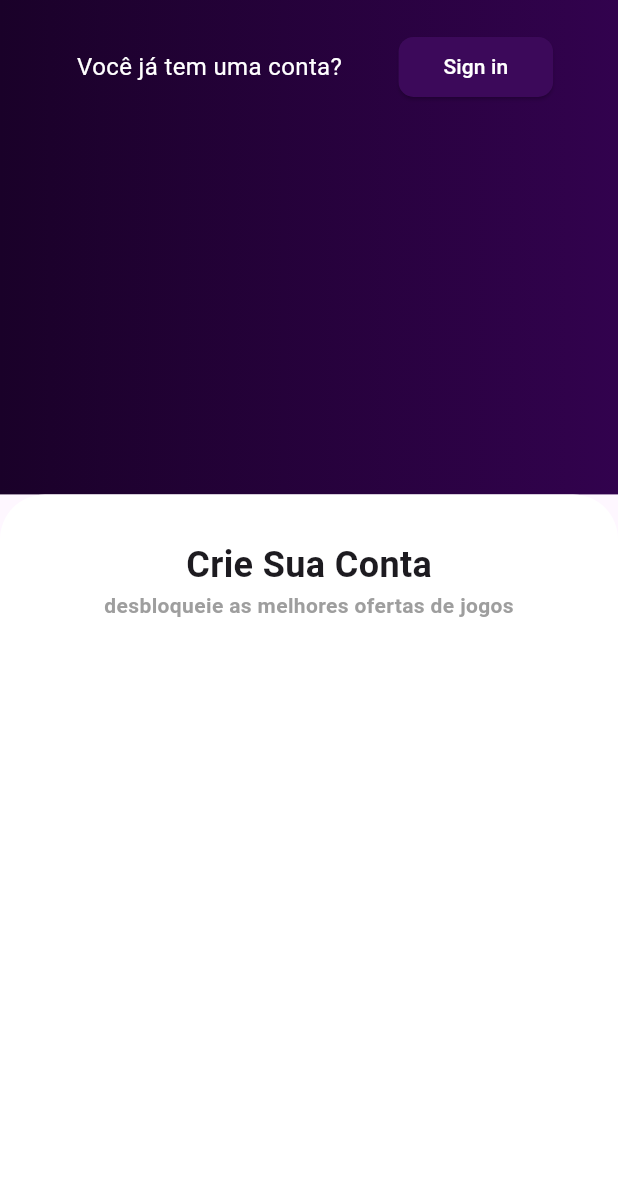
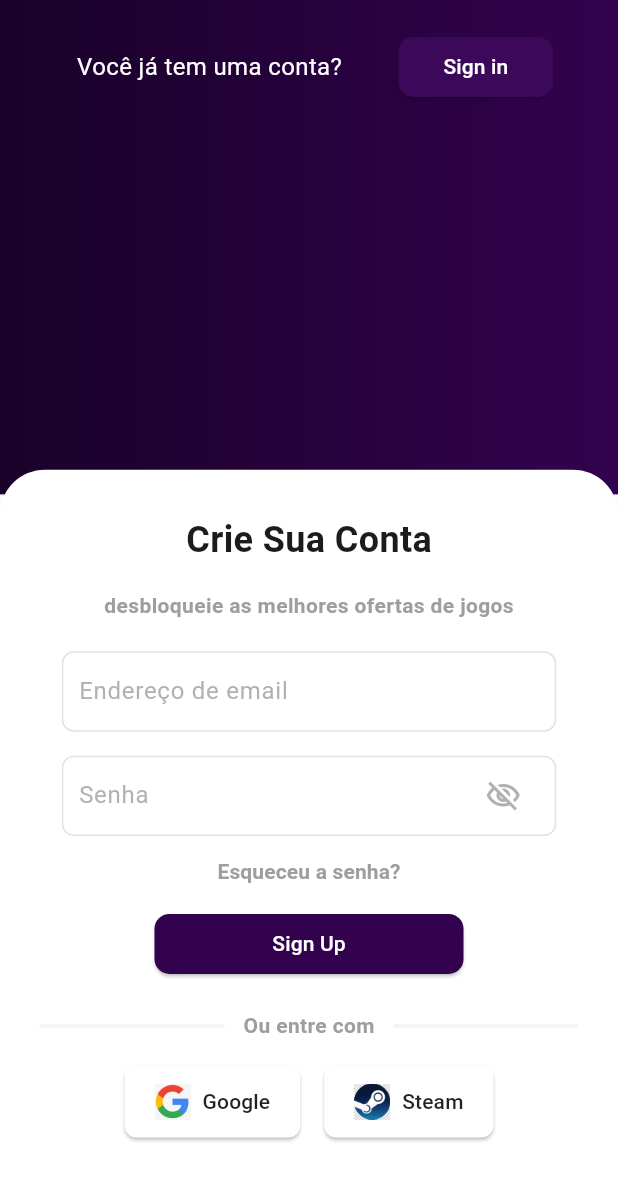
Before and after one commit to MatRogax/gameUnlocker, a Flutter app: the screen it shows after launch, on a phone screen of 412 x 824 dp. Shown: the top 1181 px of the screen. Run offline on Flutter 3.47's test engine with Material 3 defaults, Android fonts, the phone set to English and light mode, and no system bars.

Commit message:
style: estilização da pagina de login

```diff
--- /dev/null
+++ b/lib/login/pages/home_page.dart
@@ -0,0 +1,83 @@
+import 'package:flutter/material.dart';
+import 'package:game_unlockerapp/login/widgets/appbar_widget.dart';
+
+class HomePage extends StatefulWidget {
+  const HomePage({super.key});
+
+  @override
+  State<HomePage> createState() => _HomePageState();
+}
+
+class _HomePageState extends State<HomePage> {
+  @override
+  Widget build(BuildContext context) {
+    Size size = MediaQuery.of(context).size;
+    return Scaffold(
+      body: SizedBox(
+        width: double.infinity,
+        height: size.height,
+        child: Stack(
+          children: [
+            const Appbar(),
+            Positioned(
+              bottom: 0,
+              left: 0,
+              right: 0,
+              child: Container(
+                padding: const EdgeInsets.symmetric(
+                  horizontal: 20,
+                  vertical: 30,
+                ),
+                width: double.infinity,
+                height: size.height * 0.6,
+                decoration: const BoxDecoration(
+                  color: Colors.white,
+                  borderRadius: BorderRadius.vertical(top: Radius.circular(30)),
+                ),
+                child: const SingleChildScrollView(
+                  scrollDirection: Axis.vertical,
+                  child: SizedBox(
+                    child: Column(
+                      crossAxisAlignment: CrossAxisAlignment.start,
+                      children: [
+                        Column(
+                          children: [
+                            Row(
+                              mainAxisAlignment: MainAxisAlignment.center,
+                              children: [
+                                Text(
+                                  "Crie Sua Conta",
+                                  style: TextStyle(
+                                    fontSize: 24,
+                                    fontWeight: FontWeight.bold,
+                                  ),
+                                ),
+                              ],
+                            ),
+                            Row(
+                              mainAxisAlignment: MainAxisAlignment.center,
+                              children: [
+                                Text(
+                                  "desbloqueie as melhores ofertas de jogos",
+                                  style: TextStyle(
+                                    fontSize: 14,
+                                    color: Colors.grey,
+                                    fontWeight: FontWeight.bold,
+                                  ),
+                                ),
+                              ],
+                            ),
+                          ],
+                        ),
+                      ],
+                    ),
+                  ),
+                ),
+              ),
+            ),
+          ],
+        ),
+      ),
+    );
+  }
+}
--- a/lib/login/pages/login_page.dart
+++ b/lib/login/pages/login_page.dart
@@ -1,7 +1,7 @@
-import 'package:flutter/cupertino.dart';
 import 'package:flutter/material.dart';
-import 'package:flutter/widgets.dart';
 import 'package:game_unlockerapp/login/widgets/appbar_widget.dart';
+import 'package:game_unlockerapp/login/widgets/login_widget.dart';
+import 'package:game_unlockerapp/utils/constants.dart';
 
 class LoginPage extends StatefulWidget {
   const LoginPage({super.key});
@@ -18,7 +18,7 @@ class _LoginPageState extends State<LoginPage> {
       child: Scaffold(
         body: SizedBox(
           width: double.infinity,
-          height: size.height,
+          height: size.height * 2,
           child: Stack(
             children: [
               const Appbar(),
@@ -26,41 +26,40 @@ class _LoginPageState extends State<LoginPage> {
                 bottom: 0,
                 left: 0,
                 right: 0,
+                child: SizedBox(
+                  height: size.height * 0.62,
                   child: Container(
                     padding: const EdgeInsets.symmetric(
                       horizontal: 20,
                       vertical: 30,
                     ),
                     width: double.infinity,
-                  height: size.height * 0.6,
+                    height: size.height * 0.5,
                     decoration: const BoxDecoration(
                       color: Colors.white,
                       borderRadius: BorderRadius.vertical(top: Radius.circular(30)),
                     ),
-                  child: const SingleChildScrollView(
+                    child: SingleChildScrollView(
                       scrollDirection: Axis.vertical,
                       child: SizedBox(
+                        height: size.height * 0.6,
                         child: Column(
-                        crossAxisAlignment: CrossAxisAlignment.start,
                           children: [
                             Column(
                               children: [
-                              Row(
-                                mainAxisAlignment: MainAxisAlignment.center,
-                                children: [
-                                  Text(
+                                const Text(
                                   "Crie Sua Conta",
                                   style: TextStyle(
                                     fontSize: 24,
                                     fontWeight: FontWeight.bold,
                                   ),
                                 ),
-                                ],
+                                Padding(
+                                  padding: EdgeInsets.only(
+                                    top: size.height * 0.02,
+                                    bottom: size.height * 0.025,
                                   ),
-                              Row(
-                                mainAxisAlignment: MainAxisAlignment.center,
-                                children: [
-                                  Text(
+                                  child: Text(
                                     "desbloqueie as melhores ofertas de jogos",
                                     style: TextStyle(
                                       fontSize: 14,
@@ -68,11 +67,12 @@ class _LoginPageState extends State<LoginPage> {
                                       fontWeight: FontWeight.bold,
                                     ),
                                   ),
+                                ),
+                                const WidgetLoginForm(),
                               ],
                             ),
                           ],
                         ),
-                        ],
                       ),
                     ),
                   ),
--- /dev/null
+++ b/lib/login/widgets/formfield_widget.dart
@@ -0,0 +1,24 @@
+import 'package:flutter/material.dart';
+
+class WigetFormField extends StatelessWidget {
+  final Widget child;
+  const WigetFormField({super.key, required this.child});
+
+  @override
+  Widget build(BuildContext context) {
+    Size size = MediaQuery.of(context).size;
+    return Container(
+      width: size.width * 0.8,
+      height: size.height * 0.065,
+      decoration: BoxDecoration(
+        borderRadius: BorderRadius.circular(8),
+        border: Border.all(color: Colors.grey.withOpacity(0.3)),
+      ),
+      padding: EdgeInsets.only(
+        left: size.width * 0.025,
+        right: size.width * 0.025,
+      ),
+      child: child,
+    );
+  }
+}
--- /dev/null
+++ b/lib/login/widgets/login_widget.dart
@@ -0,0 +1,180 @@
+import 'package:flutter/material.dart';
+import 'package:game_unlockerapp/login/widgets/formfield_widget.dart';
+import 'package:game_unlockerapp/utils/constants.dart';
+
+class WidgetLoginForm extends StatefulWidget {
+  const WidgetLoginForm({super.key});
+
+  @override
+  State<WidgetLoginForm> createState() => _WidgetLoginFormState();
+}
+
+class _WidgetLoginFormState extends State<WidgetLoginForm> {
+  bool isPasswordVisible = false;
+  @override
+  Widget build(BuildContext context) {
+    Size size = MediaQuery.of(context).size;
+    return Column(
+      children: [
+        WigetFormField(
+          child: TextFormField(
+            decoration: InputDecoration(
+              border: InputBorder.none,
+              labelText: 'Endereço de email',
+              labelStyle: TextStyle(
+                height: 0.2,
+                color: Colors.grey.withOpacity(0.8),
+              ),
+            ),
+            keyboardType: TextInputType.emailAddress,
+          ),
+        ),
+        const SizedBox(height: 16.0),
+        WigetFormField(
+          child: TextFormField(
+            decoration: InputDecoration(
+              border: InputBorder.none,
+              labelText: 'Senha',
+              labelStyle: TextStyle(
+                height: 0.2,
+                color: Colors.grey.withOpacity(0.8),
+              ),
+              suffixIcon: IconButton(
+                icon: Icon(
+                  isPasswordVisible ? Icons.visibility_outlined : Icons.visibility_off_outlined,
+                  color: Colors.grey.withOpacity(0.8),
+                ),
+                onPressed: () {
+                  setState(() {
+                    isPasswordVisible = !isPasswordVisible;
+                  });
+                },
+              ),
+            ),
+            obscureText: !isPasswordVisible,
+          ),
+        ),
+        TextButton(
+          child: Text(
+            "Esqueceu a senha?",
+            style: TextStyle(
+              fontSize: 14,
+              color: Colors.grey,
+              fontWeight: FontWeight.bold,
+            ),
+          ),
+          onPressed: () => null,
+        ),
+        Padding(
+          padding: EdgeInsets.only(bottom: size.height * 0.025),
+          child: SizedBox(
+            width: size.width * 0.5,
+            child: ElevatedButton(
+              style: ElevatedButton.styleFrom(
+                backgroundColor: Constants.primaryMedium,
+                shape: RoundedRectangleBorder(
+                  borderRadius: BorderRadius.circular(10),
+                ),
+              ),
+              onPressed: () => null,
+              child: Text(
+                "Sign Up",
+                style: TextStyle(color: Colors.white),
+              ),
+            ),
+          ),
+        ),
+        Row(
+          mainAxisAlignment: MainAxisAlignment.spaceAround,
+          children: [
+            Container(
+              width: size.width * 0.3,
+              height: size.height * 0.003,
+              decoration: BoxDecoration(
+                color: Colors.grey.withOpacity(0.1),
+              ),
+            ),
+            const Text(
+              "Ou entre com",
+              style: TextStyle(
+                fontSize: 14,
+                color: Colors.grey,
+                fontWeight: FontWeight.bold,
+              ),
+            ),
+            Container(
+              width: size.width * 0.3,
+              height: size.height * 0.003,
+              decoration: BoxDecoration(
+                color: Colors.grey.withOpacity(0.1),
+              ),
+            ),
+          ],
+        ),
+        Padding(
+          padding: EdgeInsets.only(top: size.height * 0.02),
+          child: Row(
+            mainAxisAlignment: MainAxisAlignment.center,
+            children: [
+              ElevatedButton(
+                onPressed: () => null,
+                style: ElevatedButton.styleFrom(
+                  backgroundColor: Colors.white,
+                  elevation: 1,
+                  padding: const EdgeInsets.symmetric(horizontal: 20, vertical: 12),
+                  shape: RoundedRectangleBorder(
+                    borderRadius: BorderRadius.circular(8),
+                  ),
+                ),
+                child: Row(
+                  children: [
+                    Image.asset(
+                      'assets/images/google_icon.png',
+                      height: 24,
+                    ),
+                    const SizedBox(width: 8),
+                    const Text(
+                      'Google',
+                      style: TextStyle(
+                        color: Colors.black87,
+                        fontSize: 14,
+                      ),
+                    ),
+                  ],
+                ),
+              ),
+              const SizedBox(width: 16),
+              ElevatedButton(
+                onPressed: () => null,
+                style: ElevatedButton.styleFrom(
+                  backgroundColor: Colors.white,
+                  elevation: 1,
+                  padding: const EdgeInsets.symmetric(horizontal: 20, vertical: 12),
+                  shape: RoundedRectangleBorder(
+                    borderRadius: BorderRadius.circular(8),
+                  ),
+                ),
+                child: Row(
+                  children: [
+                    Image.asset(
+                      'assets/images/steam_icon.png',
+                      height: 24,
+                    ),
+                    const SizedBox(width: 8),
+                    const Text(
+                      'Steam',
+                      style: TextStyle(
+                        color: Colors.black87,
+                        fontSize: 14,
+                      ),
+                    ),
+                  ],
+                ),
+              ),
+            ],
+          ),
+        ),
+      ],
+    );
+  }
+}
```
Also changed, not shown: pubspec.yaml (+5 -33 lines), assets/images/google_icon.png (added), assets/images/steam_icon.png (added). Lines whose indentation alone changed are shown as unchanged.
